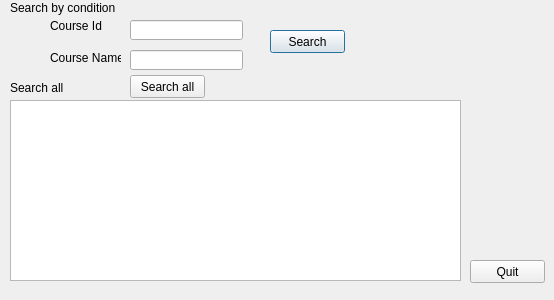
First picture: the form in selectcourse.ui, repository awmleer/grade-management, before the edit.
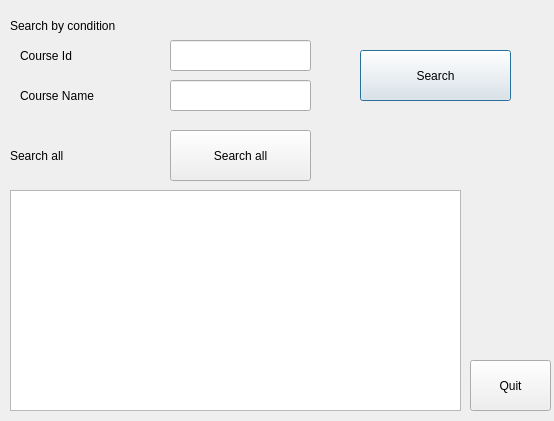
Second picture: the form after the edit.

What changed in the file:
```diff
--- a/selectcourse.ui
+++ b/selectcourse.ui
@@ -7,7 +7,7 @@
     <x>0</x>
     <y>0</y>
     <width>554</width>
-    <height>300</height>
+    <height>421</height>
    </rect>
   </property>
   <property name="windowTitle">
@@ -16,30 +16,30 @@
   <widget class="QLineEdit" name="CourseId">
    <property name="geometry">
     <rect>
-     <x>130</x>
-     <y>20</y>
-     <width>113</width>
-     <height>20</height>
+     <x>170</x>
+     <y>40</y>
+     <width>141</width>
+     <height>31</height>
     </rect>
    </property>
   </widget>
   <widget class="QLineEdit" name="CourseName">
    <property name="geometry">
     <rect>
-     <x>130</x>
-     <y>50</y>
-     <width>113</width>
-     <height>20</height>
+     <x>170</x>
+     <y>80</y>
+     <width>141</width>
+     <height>31</height>
     </rect>
    </property>
   </widget>
   <widget class="QLabel" name="label">
    <property name="geometry">
     <rect>
-     <x>50</x>
-     <y>20</y>
-     <width>54</width>
-     <height>12</height>
+     <x>20</x>
+     <y>40</y>
+     <width>141</width>
+     <height>31</height>
     </rect>
    </property>
    <property name="text">
@@ -49,10 +49,10 @@
   <widget class="QLabel" name="label_2">
    <property name="geometry">
     <rect>
-     <x>50</x>
-     <y>50</y>
-     <width>71</width>
-     <height>16</height>
+     <x>20</x>
+     <y>80</y>
+     <width>151</width>
+     <height>31</height>
     </rect>
    </property>
    <property name="text">
@@ -63,19 +63,19 @@
    <property name="geometry">
     <rect>
      <x>10</x>
-     <y>100</y>
+     <y>190</y>
      <width>451</width>
-     <height>181</height>
+     <height>221</height>
     </rect>
    </property>
   </widget>
   <widget class="QPushButton" name="pushButton">
    <property name="geometry">
     <rect>
-     <x>270</x>
-     <y>30</y>
-     <width>75</width>
-     <height>23</height>
+     <x>360</x>
+     <y>50</y>
+     <width>151</width>
+     <height>51</height>
     </rect>
    </property>
    <property name="text">
@@ -86,9 +86,9 @@
    <property name="geometry">
     <rect>
      <x>470</x>
-     <y>260</y>
-     <width>75</width>
-     <height>23</height>
+     <y>360</y>
+     <width>81</width>
+     <height>51</height>
     </rect>
    </property>
    <property name="text">
@@ -98,10 +98,10 @@
   <widget class="QPushButton" name="pushButton_3">
    <property name="geometry">
     <rect>
-     <x>130</x>
-     <y>75</y>
-     <width>75</width>
-     <height>23</height>
+     <x>170</x>
+     <y>130</y>
+     <width>141</width>
+     <height>51</height>
     </rect>
    </property>
    <property name="text">
@@ -112,9 +112,9 @@
    <property name="geometry">
     <rect>
      <x>10</x>
-     <y>0</y>
-     <width>131</width>
-     <height>16</height>
+     <y>10</y>
+     <width>511</width>
+     <height>31</height>
     </rect>
    </property>
    <property name="text">
@@ -125,9 +125,9 @@
    <property name="geometry">
     <rect>
      <x>10</x>
-     <y>80</y>
-     <width>71</width>
-     <height>16</height>
+     <y>140</y>
+     <width>151</width>
+     <height>31</height>
     </rect>
    </property>
    <property name="text">
```
